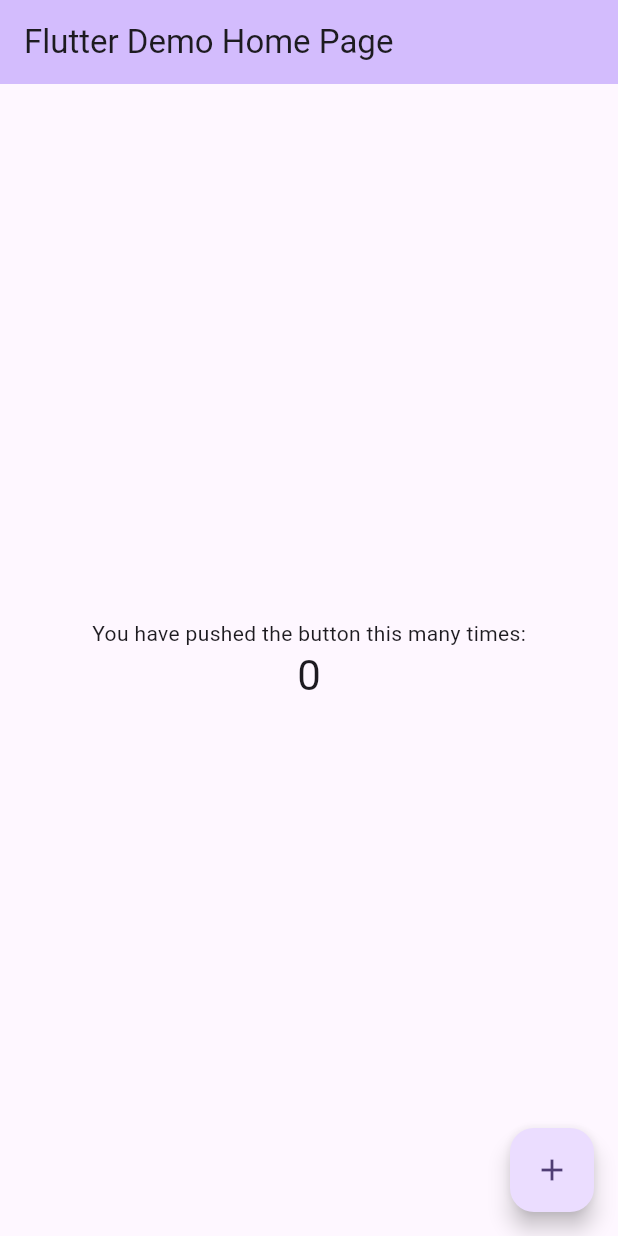
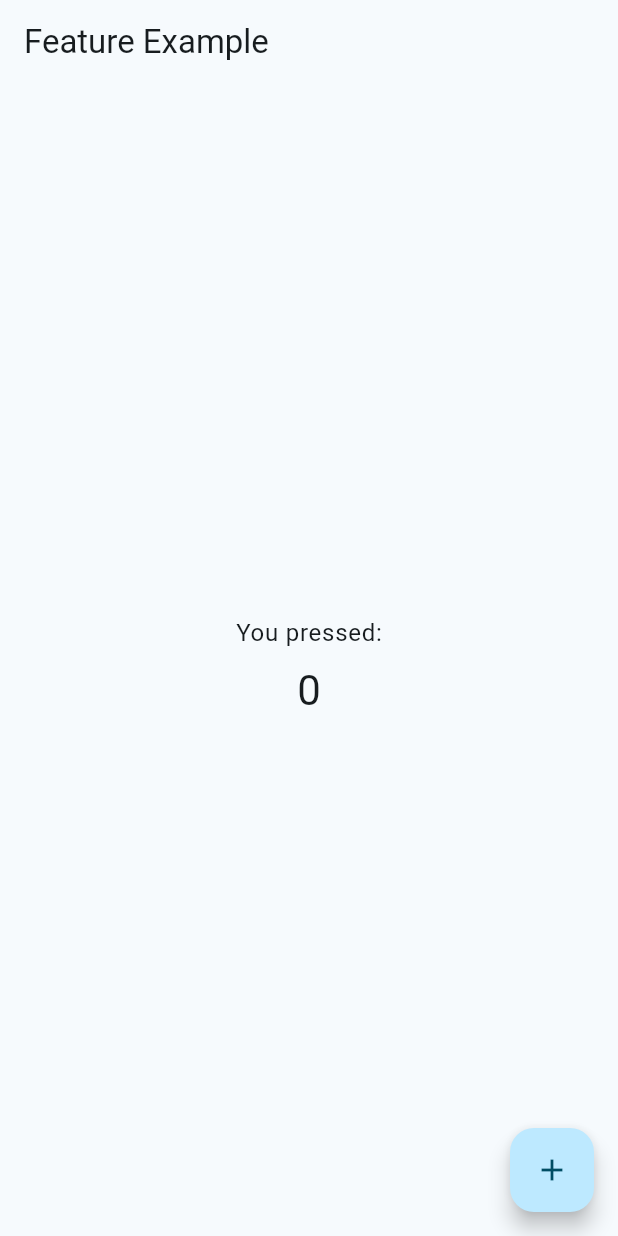
Before and after one commit to rifk7s/compass, a Flutter app: the screen it shows after launch, on a phone screen of 412 x 824 dp. Run offline on Flutter 3.47's test engine with Material 3 defaults, Android fonts, the light colour scheme and no system bars.

Commit message:
(#1) feat: implement Flutter architecture case study folder structure
- [+] Set up UI layer (feature-based organization)
- [+] Set up data layer (type-based organization)
- [+] Set up domain layer for business models
- [+] Add test structure mirroring lib/
- [+] Add testing utilities folder for fakes and mocks, easier for later

Following: https://docs.flutter.dev/app-architecture/case-study

Signed-off-by: rifkys <rifkip1337@gmail.com>

```diff
--- /dev/null
+++ b/lib/config/app_config.dart
@@ -0,0 +1,4 @@
+class AppConfig {
+  // Simple environment identifier
+  static const String env = String.fromEnvironment('APP_ENV', defaultValue: 'production');
+}
--- /dev/null
+++ b/lib/domain/models/sample_model.dart
@@ -0,0 +1,6 @@
+class SampleModel {
+  final int id;
+  final String name;
+
+  SampleModel({required this.id, required this.name});
+}
--- a/lib/main.dart
+++ b/lib/main.dart
@@ -1,122 +1,25 @@
 import 'package:flutter/material.dart';
 
+import 'config/app_config.dart';
+import 'ui/core/themes/app_theme.dart';
+import 'routing/app_router.dart';
+
 void main() {
+  // Default entry (production). Use main_development.dart or main_staging.dart
+  // to override AppConfig.env before running the app.
   runApp(const MyApp());
 }
 
 class MyApp extends StatelessWidget {
   const MyApp({super.key});
 
-  // This widget is the root of your application.
   @override
   Widget build(BuildContext context) {
     return MaterialApp(
-      title: 'Flutter Demo',
-      theme: ThemeData(
-        // This is the theme of your application.
-        //
-        // TRY THIS: Try running your application with "flutter run". You'll see
-        // the application has a purple toolbar. Then, without quitting the app,
-        // try changing the seedColor in the colorScheme below to Colors.green
-        // and then invoke "hot reload" (save your changes or press the "hot
-        // reload" button in a Flutter-supported IDE, or press "r" if you used
-        // the command line to start the app).
-        //
-        // Notice that the counter didn't reset back to zero; the application
-        // state is not lost during the reload. To reset the state, use hot
-        // restart instead.
-        //
-        // This works for code too, not just values: Most code changes can be
-        // tested with just a hot reload.
-        colorScheme: ColorScheme.fromSeed(seedColor: Colors.deepPurple),
-      ),
-      home: const MyHomePage(title: 'Flutter Demo Home Page'),
+      title: 'Case Study App (${AppConfig.env})',
+      theme: AppTheme.themeData,
+      routes: AppRouter.routes,
+      initialRoute: AppRouter.initialRoute,
     );
   }
 }
-
-class MyHomePage extends StatefulWidget {
-  const MyHomePage({super.key, required this.title});
-
-  // This widget is the home page of your application. It is stateful, meaning
-  // that it has a State object (defined below) that contains fields that affect
-  // how it looks.
-
-  // This class is the configuration for the state. It holds the values (in this
-  // case the title) provided by the parent (in this case the App widget) and
-  // used by the build method of the State. Fields in a Widget subclass are
-  // always marked "final".
-
-  final String title;
-
-  @override
-  State<MyHomePage> createState() => _MyHomePageState();
-}
-
-class _MyHomePageState extends State<MyHomePage> {
-  int _counter = 0;
-
-  void _incrementCounter() {
-    setState(() {
-      // This call to setState tells the Flutter framework that something has
-      // changed in this State, which causes it to rerun the build method below
-      // so that the display can reflect the updated values. If we changed
-      // _counter without calling setState(), then the build method would not be
-      // called again, and so nothing would appear to happen.
-      _counter++;
-    });
-  }
-
-  @override
-  Widget build(BuildContext context) {
-    // This method is rerun every time setState is called, for instance as done
-    // by the _incrementCounter method above.
-    //
-    // The Flutter framework has been optimized to make rerunning build methods
-    // fast, so that you can just rebuild anything that needs updating rather
-    // than having to individually change instances of widgets.
-    return Scaffold(
-      appBar: AppBar(
-        // TRY THIS: Try changing the color here to a specific color (to
-        // Colors.amber, perhaps?) and trigger a hot reload to see the AppBar
-        // change color while the other colors stay the same.
-        backgroundColor: Theme.of(context).colorScheme.inversePrimary,
-        // Here we take the value from the MyHomePage object that was created by
-        // the App.build method, and use it to set our appbar title.
-        title: Text(widget.title),
-      ),
-      body: Center(
-        // Center is a layout widget. It takes a single child and positions it
-        // in the middle of the parent.
-        child: Column(
-          // Column is also a layout widget. It takes a list of children and
-          // arranges them vertically. By default, it sizes itself to fit its
-          // children horizontally, and tries to be as tall as its parent.
-          //
-          // Column has various properties to control how it sizes itself and
-          // how it positions its children. Here we use mainAxisAlignment to
-          // center the children vertically; the main axis here is the vertical
-          // axis because Columns are vertical (the cross axis would be
-          // horizontal).
-          //
-          // TRY THIS: Invoke "debug painting" (choose the "Toggle Debug Paint"
-          // action in the IDE, or press "p" in the console), to see the
-          // wireframe for each widget.
-          mainAxisAlignment: MainAxisAlignment.center,
-          children: <Widget>[
-            const Text('You have pushed the button this many times:'),
-            Text(
-              '$_counter',
-              style: Theme.of(context).textTheme.headlineMedium,
-            ),
-          ],
-        ),
-      ),
-      floatingActionButton: FloatingActionButton(
-        onPressed: _incrementCounter,
-        tooltip: 'Increment',
-        child: const Icon(Icons.add),
-      ), // This trailing comma makes auto-formatting nicer for build methods.
-    );
-  }
-}
--- /dev/null
+++ b/lib/routing/app_router.dart
@@ -0,0 +1,11 @@
+import 'package:flutter/widgets.dart';
+
+import '../ui/feature_example/widgets/feature_example_screen.dart';
+
+class AppRouter {
+  static const String initialRoute = FeatureExampleScreen.routeName;
+
+  static Map<String, WidgetBuilder> get routes => {
+        FeatureExampleScreen.routeName: (context) => const FeatureExampleScreen(),
+      };
+}
--- /dev/null
+++ b/lib/ui/core/themes/app_theme.dart
@@ -0,0 +1,9 @@
+import 'package:flutter/material.dart';
+
+/// Centralized app theme used across the app.
+class AppTheme {
+  static final ThemeData themeData = ThemeData(
+    colorScheme: ColorScheme.fromSeed(seedColor: Colors.blueGrey),
+    useMaterial3: true,
+  );
+}
--- /dev/null
+++ b/lib/ui/core/ui/sample_shared_widget.dart
@@ -0,0 +1,14 @@
+import 'package:flutter/material.dart';
+
+class SampleSharedWidget extends StatelessWidget {
+  final String label;
+  const SampleSharedWidget({super.key, required this.label});
+
+  @override
+  Widget build(BuildContext context) {
+    return Padding(
+      padding: const EdgeInsets.all(8.0),
+      child: Text(label, style: Theme.of(context).textTheme.bodyLarge),
+    );
+  }
+}
--- /dev/null
+++ b/lib/ui/feature_example/view_model/feature_example_view_model.dart
@@ -0,0 +1,6 @@
+class FeatureExampleViewModel {
+  // Minimal view model with a counter
+  int counter = 0;
+
+  void increment() => counter++;
+}
--- /dev/null
+++ b/lib/ui/feature_example/widgets/feature_example_screen.dart
@@ -0,0 +1,38 @@
+import 'package:flutter/material.dart';
+
+import '../../core/ui/sample_shared_widget.dart';
+
+class FeatureExampleScreen extends StatefulWidget {
+  static const String routeName = '/feature_example';
+
+  const FeatureExampleScreen({super.key});
+
+  @override
+  State<FeatureExampleScreen> createState() => _FeatureExampleScreenState();
+}
+
+class _FeatureExampleScreenState extends State<FeatureExampleScreen> {
+  int _counter = 0;
+
+  void _increment() => setState(() => _counter++);
+
+  @override
+  Widget build(BuildContext context) {
+    return Scaffold(
+      appBar: AppBar(title: const Text('Feature Example')),
+      body: Center(
+        child: Column(
+          mainAxisSize: MainAxisSize.min,
+          children: [
+            SampleSharedWidget(label: 'You pressed:'),
+            Text('$_counter', style: Theme.of(context).textTheme.headlineMedium),
+          ],
+        ),
+      ),
+      floatingActionButton: FloatingActionButton(
+        onPressed: _increment,
+        child: const Icon(Icons.add),
+      ),
+    );
+  }
+}
--- /dev/null
+++ b/lib/utils/logger.dart
@@ -0,0 +1,5 @@
+class Logger {
+  static void d(String message) => // simple print wrapper
+      // ignore: avoid_print
+      print('[DEBUG] $message');
+}
```
Also changed, not shown: lib/data/model/sample_api_model.dart (added, +10 -0 lines), lib/data/repositories/sample_repository.dart (added, +12 -0 lines), lib/data/services/sample_service.dart (added, +11 -0 lines), lib/main_development.dart (added, +8 -0 lines), lib/main_staging.dart (added, +8 -0 lines), testing/fakes/fake_sample_repository.dart (added, +9 -0 lines), testing/models/sample_test_data.dart (added, +8 -0 lines), 4 other files.
